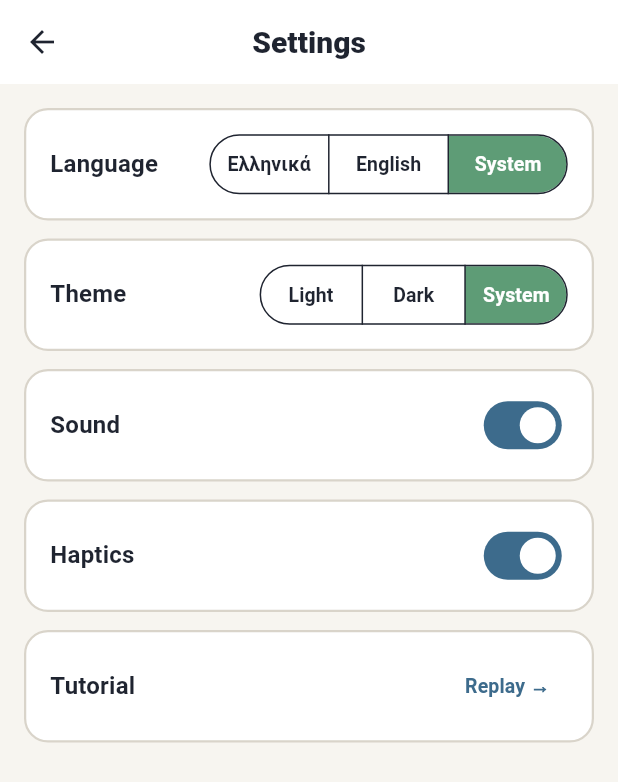
After one commit to KonstantinosKoufopoulos/numberpuzzle, a Flutter app: the screen it shows after launch, after a tap on the "settings" icon, on a phone screen of 412 x 824 dp. The commit adds this screen. Shown: the top 782 px of the screen. Run offline on Flutter 3.47's test engine with Material 3 defaults, Android fonts, the phone set to English and light mode, and no system bars; our stand-ins replace google_mobile_ads, shared_preferences; statements that could not run were skipped.

Commit message:
M3 settings: language el/en/system and theme light/dark/system (persisted, live), sound + haptics toggles (feedback on moves), tutorial replay; gear on map

```diff
--- a/lib/l10n/app_en.arb
+++ b/lib/l10n/app_en.arb
@@ -307,5 +307,18 @@
   "tutSkip": "Skip",
   "loadingLevel": "Preparing the level…",
   "loadError": "We couldn't prepare this level. Please try again.",
-  "retry": "Retry"
+  "retry": "Retry",
+  "settingsTitle": "Settings",
+  "settingsLanguage": "Language",
+  "settingsTheme": "Theme",
+  "themeLight": "Light",
+  "themeDark": "Dark",
+  "optionSystem": "System",
+  "languageGreek": "Ελληνικά",
+  "languageEnglish": "English",
+  "settingsSound": "Sound",
+  "settingsHaptics": "Haptics",
+  "settingsTutorial": "Tutorial",
+  "settingsTutorialReplay": "Replay",
+  "settingsTutorialDone": "The tutorial will play again on level 1."
 }
--- a/lib/l10n/app_localizations.dart
+++ b/lib/l10n/app_localizations.dart
@@ -565,6 +565,84 @@ abstract class AppLocalizations {
   /// In en, this message translates to:
   /// **'Retry'**
   String get retry;
+
+  /// No description provided for @settingsTitle.
+  ///
+  /// In en, this message translates to:
+  /// **'Settings'**
+  String get settingsTitle;
+
+  /// No description provided for @settingsLanguage.
+  ///
+  /// In en, this message translates to:
+  /// **'Language'**
+  String get settingsLanguage;
+
+  /// No description provided for @settingsTheme.
+  ///
+  /// In en, this message translates to:
+  /// **'Theme'**
+  String get settingsTheme;
+
+  /// No description provided for @themeLight.
+  ///
+  /// In en, this message translates to:
+  /// **'Light'**
+  String get themeLight;
+
+  /// No description provided for @themeDark.
+  ///
+  /// In en, this message translates to:
+  /// **'Dark'**
+  String get themeDark;
+
+  /// No description provided for @optionSystem.
+  ///
+  /// In en, this message translates to:
+  /// **'System'**
+  String get optionSystem;
+
+  /// No description provided for @languageGreek.
+  ///
+  /// In en, this message translates to:
+  /// **'Ελληνικά'**
+  String get languageGreek;
+
+  /// No description provided for @languageEnglish.
+  ///
+  /// In en, this message translates to:
+  /// **'English'**
+  String get languageEnglish;
+
+  /// No description provided for @settingsSound.
+  ///
+  /// In en, this message translates to:
+  /// **'Sound'**
+  String get settingsSound;
+
+  /// No description provided for @settingsHaptics.
+  ///
+  /// In en, this message translates to:
+  /// **'Haptics'**
+  String get settingsHaptics;
+
+  /// No description provided for @settingsTutorial.
+  ///
+  /// In en, this message translates to:
+  /// **'Tutorial'**
+  String get settingsTutorial;
+
+  /// No description provided for @settingsTutorialReplay.
+  ///
+  /// In en, this message translates to:
+  /// **'Replay'**
+  String get settingsTutorialReplay;
+
+  /// No description provided for @settingsTutorialDone.
+  ///
+  /// In en, this message translates to:
+  /// **'The tutorial will play again on level 1.'**
+  String get settingsTutorialDone;
 }
 
 class _AppLocalizationsDelegate
--- a/lib/l10n/app_localizations_en.dart
+++ b/lib/l10n/app_localizations_en.dart
@@ -299,4 +299,43 @@ class AppLocalizationsEn extends AppLocalizations {
 
   @override
   String get retry => 'Retry';
+
+  @override
+  String get settingsTitle => 'Settings';
+
+  @override
+  String get settingsLanguage => 'Language';
+
+  @override
+  String get settingsTheme => 'Theme';
+
+  @override
+  String get themeLight => 'Light';
+
+  @override
+  String get themeDark => 'Dark';
+
+  @override
+  String get optionSystem => 'System';
+
+  @override
+  String get languageGreek => 'Ελληνικά';
+
+  @override
+  String get languageEnglish => 'English';
+
+  @override
+  String get settingsSound => 'Sound';
+
+  @override
+  String get settingsHaptics => 'Haptics';
+
+  @override
+  String get settingsTutorial => 'Tutorial';
+
+  @override
+  String get settingsTutorialReplay => 'Replay';
+
+  @override
+  String get settingsTutorialDone => 'The tutorial will play again on level 1.';
 }
--- /dev/null
+++ b/lib/settings/settings_controller.dart
@@ -0,0 +1,73 @@
+import 'package:flutter/material.dart';
+import 'package:shared_preferences/shared_preferences.dart';
+
+/// App language choice; [system] follows the device locale.
+enum AppLanguage { system, el, en }
+
+/// User settings (wireframe 11), persisted in shared_preferences.
+class SettingsController extends ChangeNotifier {
+  static const String kLanguage = 'settings_language';
+  static const String kTheme = 'settings_theme';
+  static const String kSound = 'settings_sound';
+  static const String kHaptics = 'settings_haptics';
+
+  AppLanguage language = AppLanguage.system;
+  ThemeMode themeMode = ThemeMode.system;
+  bool sound = true;
+  bool haptics = true;
+  bool isLoaded = false;
+
+  /// Locale for MaterialApp; null = system.
+  Locale? get locale => switch (language) {
+    AppLanguage.system => null,
+    AppLanguage.el => const Locale('el'),
+    AppLanguage.en => const Locale('en'),
+  };
+
+  Future<void> load() async {
+    final p = await SharedPreferences.getInstance();
+    language = AppLanguage.values.asNameMap()[p.getString(kLanguage)] ?? AppLanguage.system;
+    themeMode = ThemeMode.values.asNameMap()[p.getString(kTheme)] ?? ThemeMode.system;
+    sound = p.getBool(kSound) ?? true;
+    haptics = p.getBool(kHaptics) ?? true;
+    isLoaded = true;
+    notifyListeners();
+  }
+
+  Future<void> setLanguage(AppLanguage v) async {
+    language = v;
+    notifyListeners();
+    await (await SharedPreferences.getInstance()).setString(kLanguage, v.name);
+  }
+
+  Future<void> setThemeMode(ThemeMode v) async {
+    themeMode = v;
+    notifyListeners();
+    await (await SharedPreferences.getInstance()).setString(kTheme, v.name);
+  }
+
+  Future<void> setSound(bool v) async {
+    sound = v;
+    notifyListeners();
+    await (await SharedPreferences.getInstance()).setBool(kSound, v);
+  }
+
+  Future<void> setHaptics(bool v) async {
+    haptics = v;
+    notifyListeners();
+    await (await SharedPreferences.getInstance()).setBool(kHaptics, v);
+  }
+}
+
+/// Makes the [SettingsController] available below the app.
+class SettingsScope extends InheritedNotifier<SettingsController> {
+  const SettingsScope({super.key, required SettingsController controller, required super.child})
+    : super(notifier: controller);
+
+  static SettingsController? maybeOf(BuildContext context) =>
+      context.dependOnInheritedWidgetOfExactType<SettingsScope>()?.notifier;
+
+  /// Non-listening lookup (for callbacks).
+  static SettingsController? read(BuildContext context) =>
+      context.getInheritedWidgetOfExactType<SettingsScope>()?.notifier;
+}
--- a/lib/storage/game_save_store.dart
+++ b/lib/storage/game_save_store.dart
@@ -85,5 +85,8 @@ class GameSaveStore {
 
   Future<bool> tutorialDone() async => (await SharedPreferences.getInstance()).getBool(tutorialKey) ?? false;
 
+  /// Settings → Tutorial → Replay.
+  Future<void> resetTutorial() async => (await SharedPreferences.getInstance()).remove(tutorialKey);
+
   Future<void> setTutorialDone() async => (await SharedPreferences.getInstance()).setBool(tutorialKey, true);
 }
--- a/lib/ui/app.dart
+++ b/lib/ui/app.dart
@@ -5,6 +5,7 @@ import '../ads/ad_service.dart';
 import '../game/game_result.dart';
 import '../l10n/app_localizations.dart';
 import '../levels/level_repository.dart';
+import '../settings/settings_controller.dart';
 import '../storage/progress_store.dart';
 import 'game/board_game_screen.dart';
 import 'level_map_screen.dart';
@@ -14,12 +15,13 @@ import 'theme.dart';
 const GameScreenBuilder kDefaultGameScreen = BoardGameScreen.builder;
 
 class NumberPuzzleApp extends StatefulWidget {
-  const NumberPuzzleApp({super.key, required this.ads, this.levels, this.progress, this.gameBuilder});
+  const NumberPuzzleApp({super.key, required this.ads, this.levels, this.progress, this.gameBuilder, this.settings});
 
   final AdService ads;
   final LevelRepository? levels;
   final ProgressController? progress;
   final GameScreenBuilder? gameBuilder;
+  final SettingsController? settings;
 
   @override
   State<NumberPuzzleApp> createState() => _NumberPuzzleAppState();
@@ -28,9 +30,26 @@ class NumberPuzzleApp extends StatefulWidget {
 class _NumberPuzzleAppState extends State<NumberPuzzleApp> {
   late final ProgressController _progress = widget.progress ?? ProgressController(ProgressStore());
   late final LevelRepository _levels = widget.levels ?? LevelRepository();
+  late final SettingsController _settings = widget.settings ?? SettingsController();
 
   @override
-  Widget build(BuildContext context) => MaterialApp(
+  void initState() {
+    super.initState();
+    if (!_settings.isLoaded) _settings.load();
+  }
+
+  @override
+  Widget build(BuildContext context) => SettingsScope(
+        controller: _settings,
+        child: ListenableBuilder(
+          listenable: _settings,
+          builder: (context, _) => _app(),
+        ),
+      );
+
+  Widget _app() => MaterialApp(
+        locale: _settings.locale,
+        themeMode: _settings.themeMode,
         onGenerateTitle: (c) => AppLocalizations.of(c).appTitle,
         theme: lightTheme,
         darkTheme: darkTheme,
@@ -46,6 +65,7 @@ class _NumberPuzzleAppState extends State<NumberPuzzleApp> {
           levels: _levels,
           progress: _progress,
           gameBuilder: widget.gameBuilder ?? kDefaultGameScreen,
+          settings: _settings,
         ),
       );
 }
--- a/lib/ui/game/board_game_screen.dart
+++ b/lib/ui/game/board_game_screen.dart
@@ -1,6 +1,7 @@
 import 'dart:async';
 
 import 'package:flutter/material.dart';
+import 'package:flutter/services.dart';
 
 import '../../engine/board.dart';
 import '../../engine/game.dart';
@@ -9,6 +10,7 @@ import '../../game/game_result.dart';
 import '../../l10n/app_localizations.dart';
 import '../../levels/board_source.dart';
 import '../../levels/hint_runner.dart';
+import '../../settings/settings_controller.dart';
 import '../../storage/game_save_store.dart';
 import '../theme.dart';
 import '../tokens.dart';
@@ -103,8 +105,22 @@ class _BoardGameScreenState extends State<BoardGameScreen> {
     clearDuration: widget.clearDuration,
   );
 
+  int _lastMoves = -1;
+
+  /// Light feedback on each successful move (Settings: sound / haptics).
+  void _feedback(GameController c) {
+    final moves = c.state.moveCount;
+    if (_lastMoves >= 0 && moves > _lastMoves) {
+      final settings = SettingsScope.read(context);
+      if (settings?.haptics ?? false) HapticFeedback.lightImpact();
+      if (settings?.sound ?? false) SystemSound.play(SystemSoundType.click);
+    }
+    _lastMoves = moves;
+  }
+
   void _onChange() {
     final c = _c!;
+    _feedback(c);
     if (c.status == GameStatus.won && !_popped) {
       _popped = true;
       Timer(Tk.collapse, () {
--- a/lib/ui/level_map_screen.dart
+++ b/lib/ui/level_map_screen.dart
@@ -8,10 +8,12 @@ import '../engine/level.dart';
 import '../game/game_result.dart';
 import '../l10n/app_localizations.dart';
 import '../levels/level_repository.dart';
+import '../settings/settings_controller.dart';
 import '../storage/progress_store.dart';
 import 'intro_cards.dart';
 import 'level_start_sheet.dart';
 import 'result_screens.dart';
+import 'settings_screen.dart';
 import 'theme.dart';
 
 enum NodeState { locked, unlocked, current }
@@ -26,12 +28,14 @@ class LevelMapScreen extends StatefulWidget {
     required this.levels,
     required this.progress,
     required this.gameBuilder,
+    this.settings,
   });
 
   final AdService ads;
   final LevelRepository levels;
   final ProgressController progress;
   final GameScreenBuilder gameBuilder;
+  final SettingsController? settings;
 
   @override
   State<LevelMapScreen> createState() => _LevelMapScreenState();
@@ -69,6 +73,15 @@ class _LevelMapScreenState extends State<LevelMapScreen> {
   void _scrollToCurrent() {
     final ctx = _currentKey.currentContext;
     if (ctx != null) Scrollable.ensureVisible(ctx, alignment: 0.5, duration: const Duration(milliseconds: 300));
+  }
+
+  void _openSettings() {
+    final settings = widget.settings ?? SettingsScope.read(context);
+    if (settings == null) return;
+    Navigator.of(context).push(MaterialPageRoute<void>(
+      settings: const RouteSettings(name: '/settings'),
+      builder: (_) => SettingsScreen(settings: settings),
+    ));
   }
 
   /// In-level rewarded (game lose overlay). True only after onUserEarnedReward.
@@ -145,7 +158,18 @@ class _LevelMapScreenState extends State<LevelMapScreen> {
   Widget build(BuildContext context) {
     final t = AppLocalizations.of(context);
     return Scaffold(
-      appBar: AppBar(title: Text(t.appTitle), centerTitle: true),
+      appBar: AppBar(
+        title: Text(t.appTitle),
+        centerTitle: true,
+        actions: [
+          IconButton(
+            key: const Key('settingsButton'),
+            tooltip: t.settingsTitle,
+            icon: const Icon(Icons.settings_outlined),
+            onPressed: _openSettings,
+          ),
+        ],
+      ),
       body: FutureBuilder<LevelPack>(
         future: _pack,
         builder: (context, snap) {
--- /dev/null
+++ b/lib/ui/settings_screen.dart
@@ -0,0 +1,111 @@
+import 'package:flutter/material.dart';
+
+import '../l10n/app_localizations.dart';
+import '../settings/settings_controller.dart';
+import '../storage/game_save_store.dart';
+import 'theme.dart';
+import 'tokens.dart';
+
+/// Settings (wireframe 11): language, theme, sound, haptics, tutorial replay.
+/// Export/import and privacy & consent belong to the ads/export work (M3).
+class SettingsScreen extends StatelessWidget {
+  const SettingsScreen({super.key, required this.settings, this.saves});
+
+  final SettingsController settings;
+  final GameSaveStore? saves;
+
+  @override
+  Widget build(BuildContext context) {
+    final t = AppLocalizations.of(context);
+    return ListenableBuilder(
+      listenable: settings,
+      builder: (context, _) => Scaffold(
+        appBar: AppBar(title: Text(t.settingsTitle), centerTitle: true),
+        body: ListView(
+          padding: const EdgeInsets.all(Tk.l),
+          children: [
+            _Row(
+              title: t.settingsLanguage,
+              child: SegmentedButton<AppLanguage>(
+                key: const Key('settingsLanguage'),
+                showSelectedIcon: false,
+                segments: [
+                  ButtonSegment(value: AppLanguage.el, label: Text(t.languageGreek)),
+                  ButtonSegment(value: AppLanguage.en, label: Text(t.languageEnglish)),
+                  ButtonSegment(value: AppLanguage.system, label: Text(t.optionSystem)),
+                ],
+                selected: {settings.language},
+                onSelectionChanged: (s) => settings.setLanguage(s.first),
+              ),
+            ),
+            _Row(
+              title: t.settingsTheme,
+              child: SegmentedButton<ThemeMode>(
+                key: const Key('settingsTheme'),
+                showSelectedIcon: false,
+                segments: [
+                  ButtonSegment(value: ThemeMode.light, label: Text(t.themeLight)),
+                  ButtonSegment(value: ThemeMode.dark, label: Text(t.themeDark)),
+                  ButtonSegment(value: ThemeMode.system, label: Text(t.optionSystem)),
+                ],
+                selected: {settings.themeMode},
+                onSelectionChanged: (s) => settings.setThemeMode(s.first),
+              ),
+            ),
+            _Row(
+              title: t.settingsSound,
+              child: Switch(key: const Key('settingsSound'), value: settings.sound, onChanged: settings.setSound),
+            ),
+            _Row(
+              title: t.settingsHaptics,
+              child: Switch(key: const Key('settingsHaptics'), value: settings.haptics, onChanged: settings.setHaptics),
+            ),
+            _Row(
+              title: t.settingsTutorial,
+              child: TextButton(
+                key: const Key('settingsTutorial'),
+                onPressed: () async {
+                  await (saves ?? GameSaveStore()).resetTutorial();
+                  if (context.mounted) {
+                    ScaffoldMessenger.of(context).showSnackBar(SnackBar(content: Text(t.settingsTutorialDone)));
+                  }
+                },
+                child: Text('${t.settingsTutorialReplay} →'),
+              ),
+            ),
+          ],
+        ),
+      ),
+    );
+  }
+}
+
+class _Row extends StatelessWidget {
+  const _Row({required this.title, required this.child});
+  final String title;
+  final Widget child;
+
+  @override
+  Widget build(BuildContext context) {
+    final theme = Theme.of(context);
+    final ink = theme.extension<GamePalette>()!;
+    return Container(
+      margin: const EdgeInsets.only(bottom: Tk.m),
+      padding: const EdgeInsets.symmetric(horizontal: Tk.l, vertical: Tk.m),
+      decoration: BoxDecoration(
+        color: theme.colorScheme.surface,
+        borderRadius: BorderRadius.circular(Tk.rCard),
+        border: Border.all(color: ink.cellBorder, width: 1.5),
+      ),
+      child: Wrap(
+        alignment: WrapAlignment.spaceBetween,
+        crossAxisAlignment: WrapCrossAlignment.center,
+        runSpacing: Tk.s,
+        children: [
+          Text(title, style: theme.textTheme.titleMedium?.copyWith(fontWeight: FontWeight.w700)),
+          child,
+        ],
+      ),
+    );
+  }
+}
```
Also changed, not shown: lib/l10n/app_el.arb (+14 -1 lines), lib/l10n/app_localizations_el.dart (+40 -0 lines), 1 other file.
